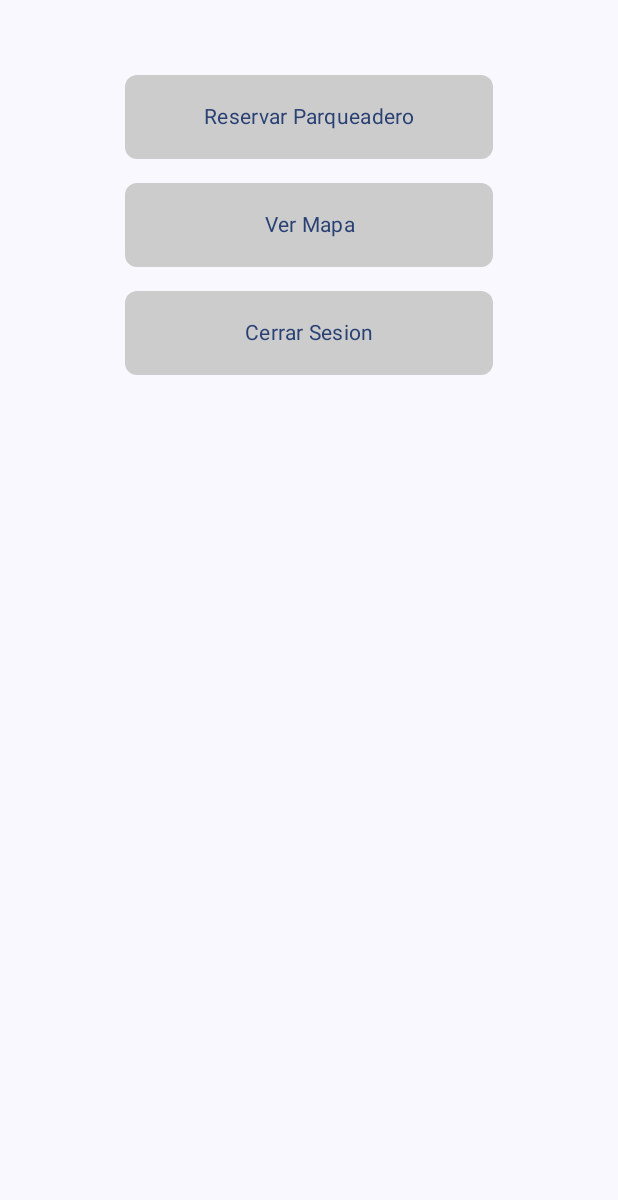
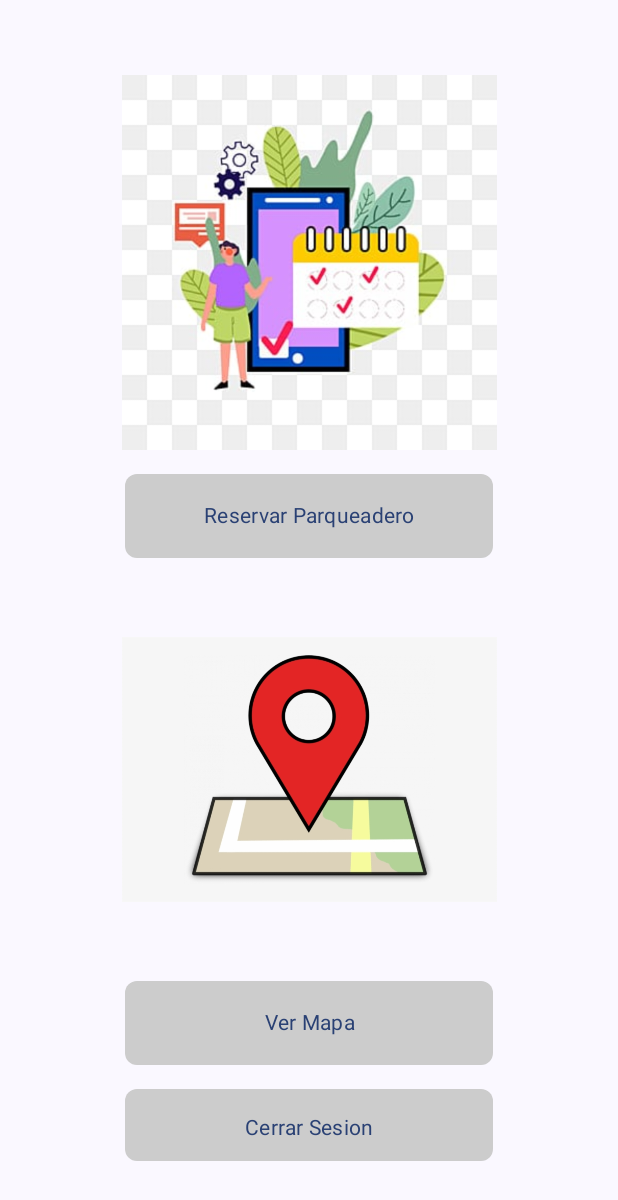
Before and after one commit to mt888ort/AppParking, an Android app built with Jetpack Compose: the composable MenuPrincipal shown on its own in the app's theme, on a phone screen of 412 x 824 dp. Shown: the top 1200 px of the screen. Run offline under Robolectric (Android 15) with nearby library versions, the phone set to English and light mode, and no system bars.

Commit message:
Arreglo botones con imagenes

```diff
--- a/app/src/main/java/com/example/pantallaparking/MainActivity.kt
+++ b/app/src/main/java/com/example/pantallaparking/MainActivity.kt
@@ -156,7 +156,7 @@ fun Registrarse(navController: NavController) {
         )
 
         Button(onClick = { /* Implementar registro */
-            navController.navigate(Pantallas.MenuPrincipal.route)
+            navController.navigate(Pantallas.IniciarSesion.route)
 
         }) {
             Text("Registrarse")
@@ -172,11 +172,20 @@ fun MenuPrincipal(navController: NavController) {
         modifier = Modifier.padding(horizontal = 25.dp)
             .padding(50.dp)
             .fillMaxSize()
-
     )  {
+        Image(
+            painter = painterResource(id = R.drawable.reservacion),
+            contentDescription = "Imagen de Reservación",
+            modifier = Modifier.size(250.dp) // Ajusta el tamaño según tus necesidades
+        )
         BotonMenu(texto = "Reservar Parqueadero") {
             navController.navigate("reservar")
         }
+        Image(
+            painter = painterResource(id = R.drawable.ubicacion),
+            contentDescription = "Imagen de ubicación",
+            modifier = Modifier.size(250.dp) // Ajusta el tamaño según tus necesidades
+        )
         BotonMenu(texto = "Ver Mapa") {
             navController.navigate("mapa")
         }
@@ -247,6 +256,9 @@ fun ReservarScreen(navController: NavHostController, parkingSpaces: MutableList<
                 }
             }
         }
+        Button(onClick = { navController.navigate("MenuPrincipal") }) {
+            Text("Siguiente")
+        }
     }
 }
 
@@ -267,6 +279,9 @@ fun MapaScreen(navController: NavHostController, parkingSpaces: MutableList<Bool
                     ParkingSpaceBox(isOccupied = isOccupied, modifier = Modifier.weight(1f))
                 }
             }
+        }
+        Button(onClick = { navController.navigate("MenuPrincipal") }) {
+            Text("Siguiente")
         }
     }
 }
```
Also changed, not shown: app/src/main/res/drawable/reservacion.jpg (added), app/src/main/res/drawable/ubicacion.png (added), 1 other file.
